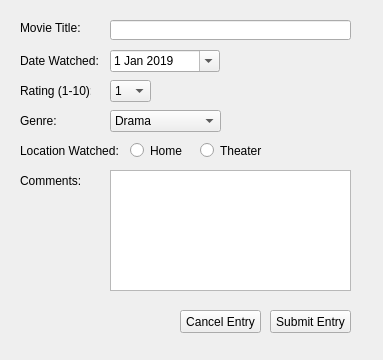
Above: UI Files/EditMovieForm.ui from steinmns/Cinema-Stats before the change. Below: the same form after it.
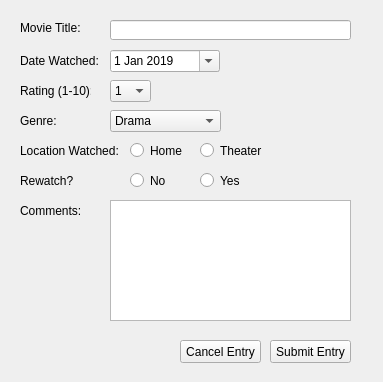
That is the form after the change.

Commit message: Added Rewatch Param

```diff
--- a/UI Files/EditMovieForm.ui
+++ b/UI Files/EditMovieForm.ui
@@ -7,7 +7,7 @@
     <x>0</x>
     <y>0</y>
     <width>383</width>
-    <height>360</height>
+    <height>382</height>
    </rect>
   </property>
   <property name="windowTitle">
@@ -17,7 +17,7 @@
    <property name="geometry">
     <rect>
      <x>270</x>
-     <y>310</y>
+     <y>340</y>
      <width>81</width>
      <height>23</height>
     </rect>
@@ -327,7 +327,7 @@
    <property name="geometry">
     <rect>
      <x>20</x>
-     <y>170</y>
+     <y>200</y>
      <width>61</width>
      <height>21</height>
     </rect>
@@ -340,7 +340,7 @@
    <property name="geometry">
     <rect>
      <x>110</x>
-     <y>170</y>
+     <y>200</y>
      <width>241</width>
      <height>121</height>
     </rect>
@@ -350,7 +350,7 @@
    <property name="geometry">
     <rect>
      <x>180</x>
-     <y>310</y>
+     <y>340</y>
      <width>81</width>
      <height>23</height>
     </rect>
@@ -359,6 +359,45 @@
     <string>Cancel Entry</string>
    </property>
   </widget>
+  <widget class="QRadioButton" name="MovieRewatchEntryNo">
+   <property name="geometry">
+    <rect>
+     <x>130</x>
+     <y>170</y>
+     <width>82</width>
+     <height>21</height>
+    </rect>
+   </property>
+   <property name="text">
+    <string>No</string>
+   </property>
+  </widget>
+  <widget class="QRadioButton" name="MovieRewatchEntryYes">
+   <property name="geometry">
+    <rect>
+     <x>200</x>
+     <y>170</y>
+     <width>82</width>
+     <height>21</height>
+    </rect>
+   </property>
+   <property name="text">
+    <string>Yes</string>
+   </property>
+  </widget>
+  <widget class="QLabel" name="MovieRewatchLabel">
+   <property name="geometry">
+    <rect>
+     <x>20</x>
+     <y>170</y>
+     <width>101</width>
+     <height>21</height>
+    </rect>
+   </property>
+   <property name="text">
+    <string>Rewatch?</string>
+   </property>
+  </widget>
  </widget>
  <resources/>
  <connections/>
```
The commit also changes 8 other files.
